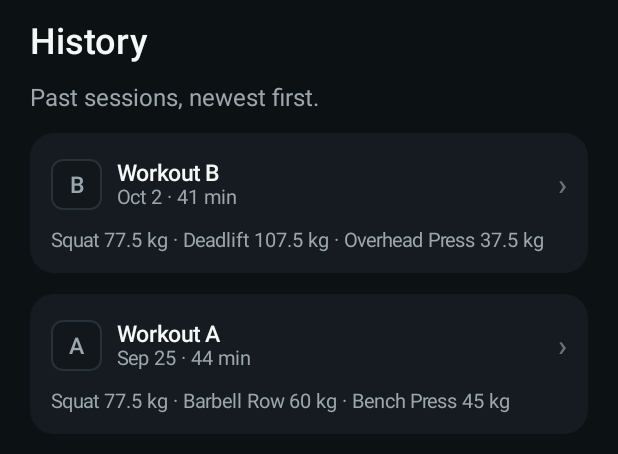
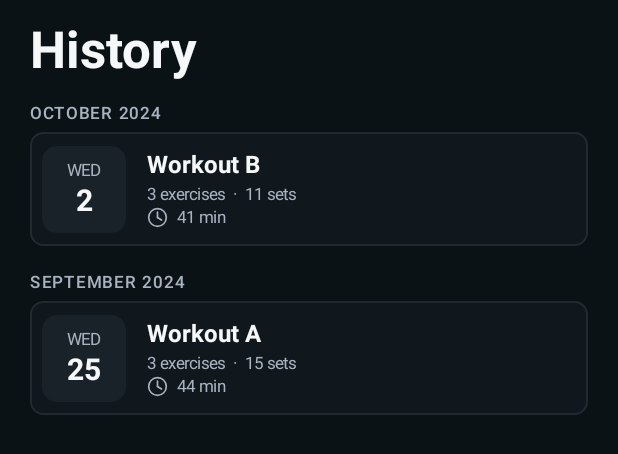
Before and after one commit to hulkdx/core5x5-workout-tracker, an Android app built with Jetpack Compose: the @Preview function HistoryScreenPreview, on a phone screen of 412 x 824 dp. Shown: the top 454 px of the screen. Run offline under Robolectric (Android 15) with nearby library versions, the light colour scheme and no system bars.

Commit message:
Updated History

```diff
--- a/core/ui/src/commonMain/kotlin/com/hulkdx/core5x5/core/ui/components/Core5x5HistoryCard.kt
+++ b/core/ui/src/commonMain/kotlin/com/hulkdx/core5x5/core/ui/components/Core5x5HistoryCard.kt
@@ -1,91 +1,98 @@
 package com.hulkdx.core5x5.core.ui.components
 
-import androidx.compose.foundation.clickable
+import androidx.compose.foundation.BorderStroke
+import androidx.compose.foundation.Canvas
 import androidx.compose.foundation.layout.Arrangement
-import androidx.compose.foundation.layout.Box
 import androidx.compose.foundation.layout.Column
 import androidx.compose.foundation.layout.Row
 import androidx.compose.foundation.layout.fillMaxWidth
 import androidx.compose.foundation.layout.heightIn
 import androidx.compose.foundation.layout.padding
-import androidx.compose.foundation.layout.sizeIn
+import androidx.compose.foundation.layout.size
+import androidx.compose.foundation.layout.widthIn
 import androidx.compose.foundation.shape.RoundedCornerShape
 import androidx.compose.material3.Surface
 import androidx.compose.material3.Text
 import androidx.compose.runtime.Composable
 import androidx.compose.ui.Alignment
 import androidx.compose.ui.Modifier
-import androidx.compose.ui.semantics.Role
+import androidx.compose.ui.geometry.Offset
+import androidx.compose.ui.graphics.StrokeCap
+import androidx.compose.ui.graphics.drawscope.Stroke
 import androidx.compose.ui.semantics.clearAndSetSemantics
-import com.hulkdx.core5x5.core.ui.theme.Core5x5Colors
-import com.hulkdx.core5x5.core.ui.theme.Core5x5Dimensions
-import com.hulkdx.core5x5.core.ui.theme.Core5x5Typography
+import androidx.compose.ui.semantics.contentDescription
+import androidx.compose.ui.semantics.semantics
+import androidx.compose.ui.text.style.TextAlign
+import com.hulkdx.core5x5.core.ui.theme.Core5x5HistoryTokens as History
 
-/** A full-card target for a saved workout history entry. */
+/** An informational saved-session card with grouped accessibility content. */
 @Composable
 fun Core5x5HistoryCard(
-    badge: String,
+    weekday: String,
+    day: String,
+    fullDate: String,
     title: String,
-    dateAndDuration: String,
     summary: String,
-    onClick: () -> Unit,
+    duration: String,
     modifier: Modifier = Modifier,
 ) {
     Surface(
-        modifier = modifier.fillMaxWidth().clickable(role = Role.Button, onClick = onClick),
-        shape = RoundedCornerShape(Core5x5Dimensions.RadiusLarge),
-        color = Core5x5Colors.Elevated,
+        modifier = modifier.fillMaxWidth().semantics(mergeDescendants = true) {},
+        shape = RoundedCornerShape(History.CardRadius),
+        color = History.Card,
+        border = BorderStroke(History.BorderStroke, History.Border),
     ) {
-        Column(
-            modifier = Modifier.padding(Core5x5Dimensions.HistoryPadding),
-            verticalArrangement = Arrangement.spacedBy(Core5x5Dimensions.HistoryGap),
+        Row(
+            modifier = Modifier.heightIn(min = History.CardHeight).padding(History.CardPadding),
+            verticalAlignment = Alignment.CenterVertically,
         ) {
-            Row(
-                modifier = Modifier.fillMaxWidth().heightIn(min = Core5x5Dimensions.HistoryHeadingMinHeight),
-                verticalAlignment = Alignment.CenterVertically,
+            HistoryDateTile(weekday, day, fullDate)
+            Column(
+                modifier = Modifier.weight(1f).padding(start = History.DateContentGap),
             ) {
-                HistoryBadge(badge)
+                Text(title, style = History.Workout, color = History.Primary)
                 Column(
-                    modifier = Modifier.weight(1f).padding(start = Core5x5Dimensions.HistoryBadgeGap),
+                    modifier = Modifier.padding(top = History.TitleSummaryGap),
+                    verticalArrangement = Arrangement.spacedBy(History.TextGap),
                 ) {
-                    Text(text = title, style = Core5x5Typography.Label, color = Core5x5Colors.PrimaryText)
-                    Text(text = dateAndDuration, style = Core5x5Typography.Caption, color = Core5x5Colors.SecondaryText)
+                    Text(summary, style = History.Metadata, color = History.Secondary)
+                    Row(
+                        horizontalArrangement = Arrangement.spacedBy(History.ClockGap),
+                        verticalAlignment = Alignment.CenterVertically,
+                    ) {
+                        HistoryClockIcon()
+                        Text(duration, style = History.Metadata, color = History.Secondary)
+                    }
                 }
-                Text(
-                    text = "›",
-                    modifier = Modifier.clearAndSetSemantics {},
-                    style = Core5x5Typography.Heading,
-                    color = Core5x5Colors.MutedText,
-                )
             }
-            Text(
-                text = summary,
-                modifier = Modifier.fillMaxWidth(),
-                style = Core5x5Typography.Caption,
-                color = Core5x5Colors.SecondaryText,
-            )
         }
     }
 }
 
 @Composable
-private fun HistoryBadge(label: String) {
-    Surface(
-        shape = RoundedCornerShape(Core5x5Dimensions.RadiusSmall),
-        color = Core5x5Colors.Subtle,
-        border = androidx.compose.foundation.BorderStroke(
-            width = Core5x5Dimensions.BorderStroke,
-            color = Core5x5Colors.Border,
-        ),
-    ) {
-        Box(
-            modifier = Modifier.sizeIn(
-                minWidth = Core5x5Dimensions.IndicatorSize,
-                minHeight = Core5x5Dimensions.IndicatorSize,
-            ),
-            contentAlignment = Alignment.Center,
+private fun HistoryDateTile(weekday: String, day: String, fullDate: String) {
+    Surface(shape = RoundedCornerShape(History.DateRadius), color = History.DateTile) {
+        Column(
+            modifier = Modifier
+                .widthIn(min = History.DateWidth)
+                .heightIn(min = History.DateHeight)
+                .padding(horizontal = History.CardPadding, vertical = History.DateGap)
+                .clearAndSetSemantics { contentDescription = fullDate },
+            horizontalAlignment = Alignment.CenterHorizontally,
+            verticalArrangement = Arrangement.spacedBy(History.DateGap, Alignment.CenterVertically),
         ) {
-            Text(text = label, style = Core5x5Typography.Label, color = Core5x5Colors.SecondaryText)
+            Text(weekday, style = History.Weekday, color = History.Secondary, textAlign = TextAlign.Center)
+            Text(day, style = History.Day, color = History.Primary, textAlign = TextAlign.Center)
         }
     }
 }
+
+@Composable
+private fun HistoryClockIcon() {
+    Canvas(Modifier.size(History.ClockSize).clearAndSetSemantics {}) {
+        val stroke = size.width * 0.08f
+        drawCircle(History.Secondary, radius = size.width / 2 - stroke, style = Stroke(stroke))
+        drawLine(History.Secondary, center, Offset(center.x, size.height * 0.24f), stroke, StrokeCap.Round)
+        drawLine(History.Secondary, center, Offset(size.width * 0.69f, size.height * 0.62f), stroke, StrokeCap.Round)
+    }
+}
--- /dev/null
+++ b/core/ui/src/commonMain/kotlin/com/hulkdx/core5x5/core/ui/theme/Core5x5HistoryTokens.kt
@@ -0,0 +1,43 @@
+package com.hulkdx.core5x5.core.ui.theme
+
+import androidx.compose.ui.graphics.Color
+import androidx.compose.ui.text.font.FontWeight
+import androidx.compose.ui.unit.dp
+import androidx.compose.ui.unit.sp
+
+/** history.* raster estimates from 07 History.png, normalized to width 390. */
+object Core5x5HistoryTokens {
+    val Background = Color(0xFF0B1216)
+    val Card = Color(0xFF10181D)
+    val DateTile = Color(0xFF192229)
+    val Border = Color(0xFF202A30)
+    val Primary = Color(0xFFF5F7F8)
+    val Secondary = Color(0xFFA8B3C0)
+    val Inset = 20.dp
+    val TopGap = 14.dp
+    val TitleGap = 16.dp
+    val MonthGap = 18.dp
+    val MonthCardGap = 6.dp
+    val CardGap = 6.dp
+    val BottomPadding = 24.dp
+    val CardHeight = 76.dp
+    val CardPadding = 8.dp
+    val CardRadius = 9.dp
+    val BorderStroke = 1.dp
+    val DateWidth = 56.dp
+    val DateHeight = 58.dp
+    val DateRadius = 10.dp
+    val DateGap = 2.dp
+    val DateContentGap = 14.dp
+    val TextGap = 2.dp
+    val TitleSummaryGap = 4.dp
+    val ClockSize = 14.dp
+    val ClockGap = 6.dp
+    val NavigationIconSize = 24.dp
+    val Title = Core5x5Typography.Title.copy(fontSize = 34.sp, lineHeight = 42.sp, fontWeight = FontWeight.Bold)
+    val Month = Core5x5Typography.Caption.copy(fontSize = 11.sp, lineHeight = 16.sp, fontWeight = FontWeight.SemiBold, letterSpacing = 1.2.sp)
+    val Workout = Core5x5Typography.Label.copy(fontSize = 16.sp, lineHeight = 22.sp, fontWeight = FontWeight.Bold)
+    val Metadata = Core5x5Typography.Caption.copy(fontSize = 11.sp, lineHeight = 16.sp)
+    val Weekday = Metadata
+    val Day = Core5x5Typography.Heading.copy(fontSize = 20.sp, lineHeight = 26.sp, fontWeight = FontWeight.Bold)
+}
--- a/feature/history/src/commonMain/kotlin/com/hulkdx/core5x5/feature/history/presentation/HistoryFormatting.kt
+++ b/feature/history/src/commonMain/kotlin/com/hulkdx/core5x5/feature/history/presentation/HistoryFormatting.kt
@@ -19,6 +19,32 @@ internal fun CompletedWorkoutRecord.displayName(): String = "Workout ${workout.n
 internal fun CompletedWorkoutRecord.dateLabel(): String = completedAtEpochMillis.toHistoryDate()
 
 internal fun CompletedWorkoutRecord.detailDateLabel(): String = completedAtEpochMillis.toHistoryDetailDate()
+
+internal fun CompletedWorkoutRecord.monthLabel(): String {
+    val date = completedAtEpochMillis.toCivilDate()
+    return "${MONTH_NAMES[date.month - 1].uppercase()} ${date.year}"
+}
+
+internal fun CompletedWorkoutRecord.dayLabel(): String = completedAtEpochMillis.toCivilDate().day.toString()
+
+internal fun CompletedWorkoutRecord.weekdayLabel(): String {
+    val days = completedAtEpochMillis.floorDiv(MILLIS_PER_DAY)
+    val index = ((days % 7L + 7L + 3L) % 7L).toInt()
+    return WEEKDAYS[index]
+}
+
+/** Preserve the completed source's timestamp/ID ordering, including ties. */
+internal fun List<CompletedWorkoutRecord>.historyMonths(): Map<String, List<CompletedWorkoutRecord>> =
+    groupBy { it.monthLabel() }
+
+/** Counts the saved prescription; partial completion remains visible in Detail. */
+internal fun CompletedWorkoutRecord.sessionSummary(): String {
+    val exerciseCount = exercises.size
+    val setCount = prescribedSets
+    val exerciseLabel = if (exerciseCount == 1) "exercise" else "exercises"
+    val setLabel = if (setCount == 1) "set" else "sets"
+    return "$exerciseCount $exerciseLabel  ·  $setCount $setLabel"
+}
 
 internal fun CompletedWorkoutRecord.durationLabel(): String {
     val totalMinutes = durationMillis / 60_000L
@@ -84,3 +110,5 @@ private val MONTH_NAMES = listOf(
     "January", "February", "March", "April", "May", "June",
     "July", "August", "September", "October", "November", "December",
 )
+
+private val WEEKDAYS = listOf("MON", "TUE", "WED", "THU", "FRI", "SAT", "SUN")
--- a/feature/history/src/commonMain/kotlin/com/hulkdx/core5x5/feature/history/presentation/HistoryRoute.kt
+++ b/feature/history/src/commonMain/kotlin/com/hulkdx/core5x5/feature/history/presentation/HistoryRoute.kt
@@ -6,13 +6,10 @@ import androidx.compose.ui.Modifier
 import androidx.lifecycle.Lifecycle
 import androidx.lifecycle.compose.collectAsStateWithLifecycle
 import androidx.lifecycle.compose.LifecycleEventEffect
-import com.hulkdx.core5x5.core.preferences.domain.WeightUnit
 import org.koin.compose.viewmodel.koinViewModel
 
 @Composable
 fun HistoryRoute(
-    onWorkoutSelected: (Long) -> Unit,
-    weightUnit: WeightUnit = WeightUnit.KG,
     modifier: Modifier = Modifier,
 ) {
     val viewModel: HistoryViewModel = koinViewModel()
@@ -24,9 +21,7 @@ fun HistoryRoute(
 
     HistoryScreen(
         uiState = uiState,
-        onWorkoutSelected = onWorkoutSelected,
         onRetryLoad = viewModel::loadHistory,
-        weightUnit = weightUnit,
         modifier = modifier,
     )
 }
--- a/feature/history/src/commonMain/kotlin/com/hulkdx/core5x5/feature/history/presentation/HistoryScreen.kt
+++ b/feature/history/src/commonMain/kotlin/com/hulkdx/core5x5/feature/history/presentation/HistoryScreen.kt
@@ -3,15 +3,17 @@ package com.hulkdx.core5x5.feature.history.presentation
 import androidx.compose.foundation.layout.Arrangement
 import androidx.compose.foundation.layout.Box
 import androidx.compose.foundation.layout.Column
+import androidx.compose.foundation.layout.PaddingValues
 import androidx.compose.foundation.layout.fillMaxSize
 import androidx.compose.foundation.layout.fillMaxWidth
 import androidx.compose.foundation.layout.padding
-import androidx.compose.foundation.rememberScrollState
-import androidx.compose.foundation.verticalScroll
+import androidx.compose.foundation.lazy.LazyColumn
+import androidx.compose.foundation.lazy.items
 import androidx.compose.material3.CircularProgressIndicator
 import androidx.compose.material3.Surface
 import androidx.compose.material3.Text
 import androidx.compose.runtime.Composable
+import androidx.compose.runtime.remember
 import androidx.compose.ui.Alignment
 import androidx.compose.ui.Modifier
 import androidx.compose.ui.semantics.LiveRegionMode
@@ -19,7 +21,7 @@ import androidx.compose.ui.semantics.heading
 import androidx.compose.ui.semantics.liveRegion
 import androidx.compose.ui.semantics.semantics
 import androidx.compose.ui.tooling.preview.Preview
-import com.hulkdx.core5x5.core.preferences.domain.WeightUnit
+import androidx.compose.ui.unit.dp
 import com.hulkdx.core5x5.core.training.domain.CompletedExerciseType
 import com.hulkdx.core5x5.core.training.domain.CompletedWorkoutExercise
 import com.hulkdx.core5x5.core.training.domain.CompletedWorkoutRecord
@@ -29,6 +31,7 @@ import com.hulkdx.core5x5.core.ui.components.Core5x5HistoryCard
 import com.hulkdx.core5x5.core.ui.components.Core5x5SecondaryButton
 import com.hulkdx.core5x5.core.ui.theme.Core5x5Colors
 import com.hulkdx.core5x5.core.ui.theme.Core5x5Dimensions
+import com.hulkdx.core5x5.core.ui.theme.Core5x5HistoryTokens as History
 import com.hulkdx.core5x5.core.ui.theme.Core5x5Theme
 import com.hulkdx.core5x5.core.ui.theme.Core5x5Typography
 
@@ -36,52 +39,61 @@ import com.hulkdx.core5x5.core.ui.theme.Core5x5Typography
 @Composable
 internal fun HistoryScreen(
     uiState: HistoryUiState,
-    onWorkoutSelected: (Long) -> Unit,
     onRetryLoad: () -> Unit,
-    weightUnit: WeightUnit = WeightUnit.KG,
     modifier: Modifier = Modifier,
 ) {
-    Surface(modifier = modifier.fillMaxSize(), color = Core5x5Colors.Background) {
-        Column(
-            modifier = Modifier
-                .fillMaxSize()
-                .verticalScroll(rememberScrollState())
-                .padding(
-                    start = Core5x5Dimensions.ScreenInset,
-                    top = Core5x5Dimensions.ContentGap,
-                    end = Core5x5Dimensions.ScreenInset,
-                    bottom = Core5x5Dimensions.ContentPaddingVertical,
+    val months = remember(uiState.completedWorkouts) { uiState.completedWorkouts.historyMonths() }
+    Surface(modifier = modifier.fillMaxSize(), color = History.Background) {
+        LazyColumn(
+            modifier = Modifier.fillMaxSize(),
+            contentPadding = PaddingValues(
+                start = History.Inset,
+                top = History.TopGap,
+                end = History.Inset,
+                bottom = History.BottomPadding,
             ),
-            verticalArrangement = Arrangement.spacedBy(Core5x5Dimensions.ContentGap),
+            verticalArrangement = Arrangement.spacedBy(History.CardGap),
         ) {
+            item(key = "title", contentType = "title") {
                 Text(
                     text = "History",
-                modifier = Modifier.semantics { heading() },
-                style = Core5x5Typography.Title,
-                color = Core5x5Colors.PrimaryText,
+                    modifier = Modifier.padding(bottom = History.TitleGap - History.CardGap).semantics { heading() },
+                    style = History.Title,
+                    color = History.Primary,
                 )
-            Text(
-                text = "Past sessions, newest first.",
-                style = Core5x5Typography.Body,
-                color = Core5x5Colors.SecondaryText,
-            )
-
+            }
             when {
-                uiState.isLoading && uiState.completedWorkouts.isEmpty() -> LoadingHistory()
-                uiState.error != null && uiState.completedWorkouts.isEmpty() -> HistoryLoadError(onRetryLoad)
-                uiState.completedWorkouts.isEmpty() -> EmptyHistory()
+                uiState.isLoading && uiState.completedWorkouts.isEmpty() -> item(key = "loading") { LoadingHistory() }
+                uiState.error != null && uiState.completedWorkouts.isEmpty() -> item(key = "error") { HistoryLoadError(onRetryLoad) }
+                uiState.completedWorkouts.isEmpty() -> item(key = "empty") { EmptyHistory() }
                 else -> {
                     if (uiState.error != null) {
-                        HistoryLoadError(onRetryLoad)
+                        item(key = "error") { HistoryLoadError(onRetryLoad) }
                     }
-                    uiState.completedWorkouts.forEach { workout ->
+                    months.entries.forEachIndexed { index, (month, workouts) ->
+                        item(key = "month:$month", contentType = "month") {
+                            Text(
+                                text = month,
+                                modifier = Modifier
+                                    .padding(
+                                        top = if (index == 0) 0.dp else History.MonthGap - History.CardGap,
+                                        bottom = History.MonthCardGap - History.CardGap,
+                                    )
+                                    .semantics { heading() },
+                                style = History.Month,
+                                color = History.Secondary,
+                            )
+                        }
+                        items(workouts, key = { "workout:${it.id}" }, contentType = { "workout" }) { workout ->
                             Core5x5HistoryCard(
-                            badge = workout.workout.name,
+                                weekday = workout.weekdayLabel(),
+                                day = workout.dayLabel(),
+                                fullDate = workout.detailDateLabel(),
                                 title = workout.displayName(),
-                            dateAndDuration = "${workout.dateLabel()} · ${workout.durationLabel()}",
-                            summary = workout.exerciseSummary(weightUnit),
-                            onClick = { onWorkoutSelected(workout.id) },
+                                summary = workout.sessionSummary(),
+                                duration = workout.durationLabel(),
                             )
+                        }
                     }
                 }
             }
@@ -105,7 +117,7 @@ private fun EmptyHistory() {
         text = "No completed workouts yet. Finish a workout to see it here.",
         modifier = Modifier.fillMaxWidth().semantics { liveRegion = LiveRegionMode.Polite },
         style = Core5x5Typography.Body,
-        color = Core5x5Colors.SecondaryText,
+        color = History.Secondary,
     )
 }
 
@@ -119,19 +131,18 @@ private fun HistoryLoadError(onRetryLoad: () -> Unit) {
             text = "Unable to load workout history. Try again.",
             modifier = Modifier.semantics { liveRegion = LiveRegionMode.Polite },
             style = Core5x5Typography.Body,
-            color = Core5x5Colors.SecondaryText,
+            color = History.Secondary,
         )
         Core5x5SecondaryButton(label = "Try Again", onClick = onRetryLoad)
     }
 }
 
-@Preview(name = "History populated", widthDp = 390, heightDp = 844)
+@Preview(name = "History populated", widthDp = 390, heightDp = 874)
 @Composable
 private fun HistoryScreenPreview() {
     Core5x5Theme {
         HistoryScreen(
             uiState = HistoryUiState(isLoading = false, completedWorkouts = previewHistory()),
-            onWorkoutSelected = {},
             onRetryLoad = {},
             modifier = Modifier.fillMaxSize(),
         )
@@ -144,7 +155,6 @@ private fun HistoryEmptyPreview() {
     Core5x5Theme {
         HistoryScreen(
             uiState = HistoryUiState(isLoading = false),
-            onWorkoutSelected = {},
             onRetryLoad = {},
             modifier = Modifier.fillMaxSize(),
         )
@@ -159,8 +169,8 @@ private fun previewHistory() = listOf(
         completedAtEpochMillis = 1_727_858_460_000L,
         exercises = listOf(
             previewExercise(CompletedExerciseType.SQUAT, 77.5),
+            previewExercise(CompletedExerciseType.OVERHEAD_PRESS, 37.5),
             previewExercise(CompletedExerciseType.DEADLIFT, 107.5, sets = 1),
-            previewExercise(CompletedExerciseType.OVERHEAD_PRESS, 37.5),
         ),
     ),
     CompletedWorkoutRecord(
@@ -170,8 +180,8 @@ private fun previewHistory() = listOf(
         completedAtEpochMillis = 1_727_253_840_000L,
         exercises = listOf(
             previewExercise(CompletedExerciseType.SQUAT, 77.5),
+            previewExercise(CompletedExerciseType.BENCH_PRESS, 45.0),
             previewExercise(CompletedExerciseType.BARBELL_ROW, 60.0),
-            previewExercise(CompletedExerciseType.BENCH_PRESS, 45.0),
         ),
     ),
 )
```
Also changed, not shown: core/ui/src/commonMain/kotlin/com/hulkdx/core5x5/core/ui/components/Core5x5BottomNavigation.kt (+9 -7 lines), shared/src/commonMain/kotlin/com/hulkdx/core5x5/navigation/AppNavigation.kt (+16 -8 lines), 3 other files. Lines whose indentation alone changed are shown as unchanged.
